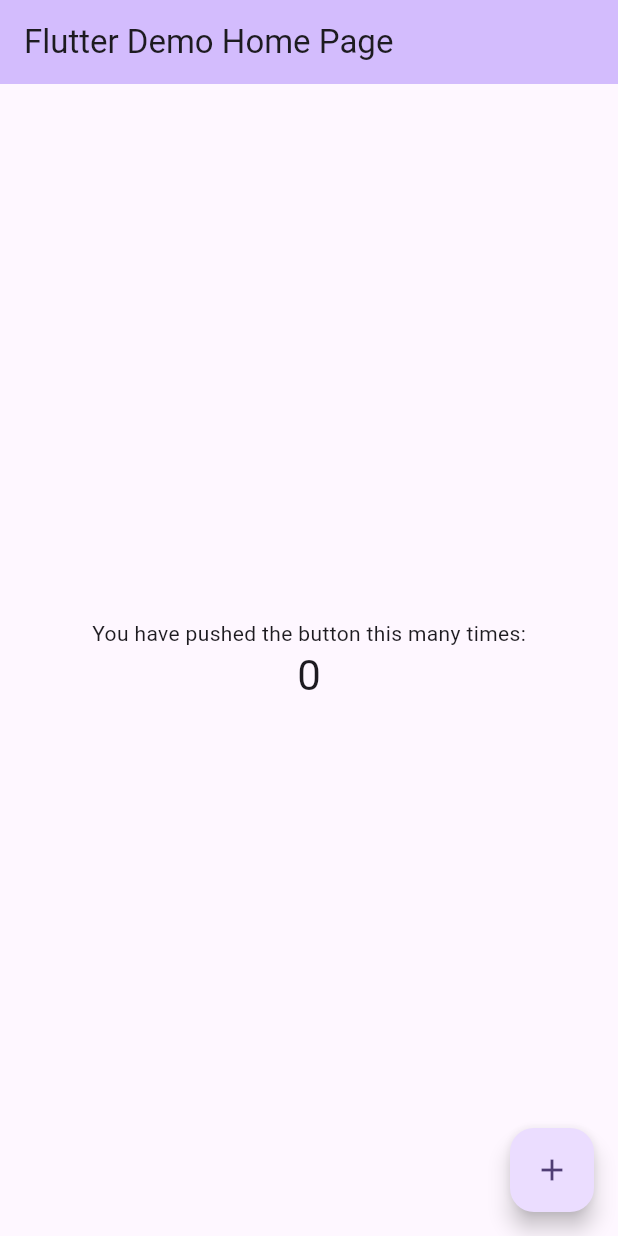
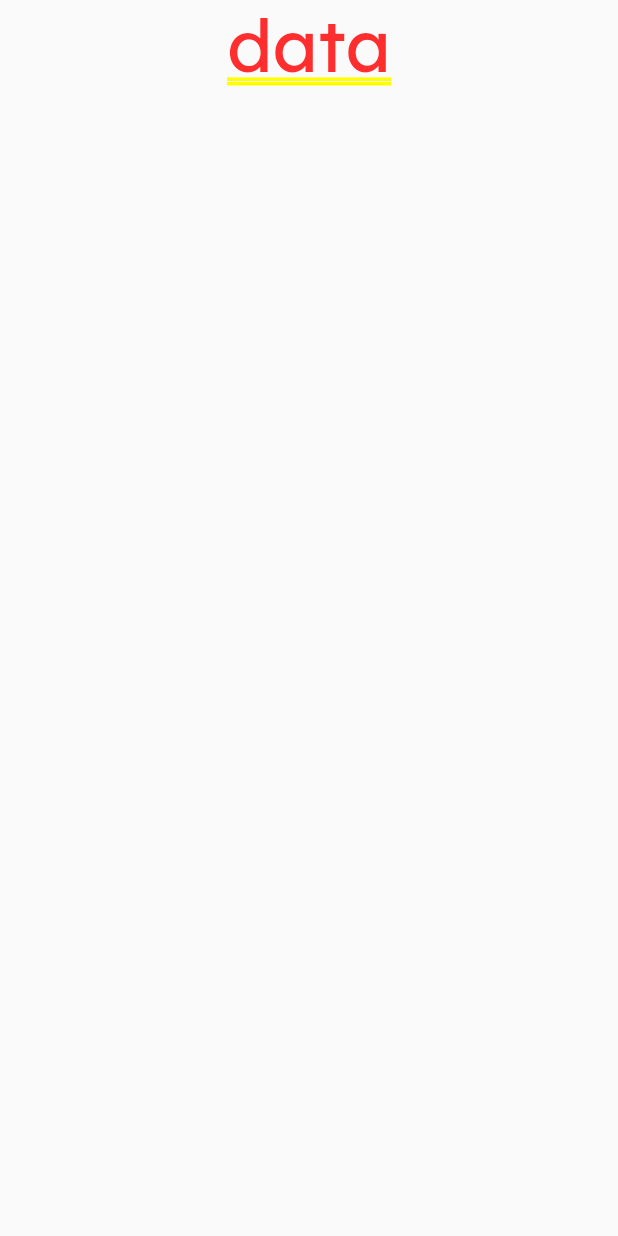
Before and after one commit to arush-shri/margRakshak, a Flutter app: the screen it shows after launch, on a phone screen of 412 x 824 dp. Run offline on Flutter 3.47's test engine with Material 2 defaults, Android fonts, the phone set to English and light mode, and no system bars.

Commit message:
extra dirs added

```diff
--- /dev/null
+++ b/lib/components/static/assets_list.dart
@@ -0,0 +1,2 @@
+class AssetImage{
+}
--- a/lib/main.dart
+++ b/lib/main.dart
@@ -1,125 +1,6 @@
 import 'package:flutter/material.dart';
+import 'package:marg_rakshak/view/login.dart';
 
 void main() {
-  runApp(const MyApp());
+  runApp(const MaterialApp(home: LoginView(),));
 }
-
-class MyApp extends StatelessWidget {
-  const MyApp({super.key});
-
-  // This widget is the root of your application.
-  @override
-  Widget build(BuildContext context) {
-    return MaterialApp(
-      title: 'Flutter Demo',
-      theme: ThemeData(
-        // This is the theme of your application.
-        //
-        // TRY THIS: Try running your application with "flutter run". You'll see
-        // the application has a blue toolbar. Then, without quitting the app,
-        // try changing the seedColor in the colorScheme below to Colors.green
-        // and then invoke "hot reload" (save your changes or press the "hot
-        // reload" button in a Flutter-supported IDE, or press "r" if you used
-        // the command line to start the app).
-        //
-        // Notice that the counter didn't reset back to zero; the application
-        // state is not lost during the reload. To reset the state, use hot
-        // restart instead.
-        //
-        // This works for code too, not just values: Most code changes can be
-        // tested with just a hot reload.
-        colorScheme: ColorScheme.fromSeed(seedColor: Colors.deepPurple),
-        useMaterial3: true,
-      ),
-      home: const MyHomePage(title: 'Flutter Demo Home Page'),
-    );
-  }
-}
-
-class MyHomePage extends StatefulWidget {
-  const MyHomePage({super.key, required this.title});
-
-  // This widget is the home page of your application. It is stateful, meaning
-  // that it has a State object (defined below) that contains fields that affect
-  // how it looks.
-
-  // This class is the configuration for the state. It holds the values (in this
-  // case the title) provided by the parent (in this case the App widget) and
-  // used by the build method of the State. Fields in a Widget subclass are
-  // always marked "final".
-
-  final String title;
-
-  @override
-  State<MyHomePage> createState() => _MyHomePageState();
-}
-
-class _MyHomePageState extends State<MyHomePage> {
-  int _counter = 0;
-
-  void _incrementCounter() {
-    setState(() {
-      // This call to setState tells the Flutter framework that something has
-      // changed in this State, which causes it to rerun the build method below
-      // so that the display can reflect the updated values. If we changed
-      // _counter without calling setState(), then the build method would not be
-      // called again, and so nothing would appear to happen.
-      _counter++;
-    });
-  }
-
-  @override
-  Widget build(BuildContext context) {
-    // This method is rerun every time setState is called, for instance as done
-    // by the _incrementCounter method above.
-    //
-    // The Flutter framework has been optimized to make rerunning build methods
-    // fast, so that you can just rebuild anything that needs updating rather
-    // than having to individually change instances of widgets.
-    return Scaffold(
-      appBar: AppBar(
-        // TRY THIS: Try changing the color here to a specific color (to
-        // Colors.amber, perhaps?) and trigger a hot reload to see the AppBar
-        // change color while the other colors stay the same.
-        backgroundColor: Theme.of(context).colorScheme.inversePrimary,
-        // Here we take the value from the MyHomePage object that was created by
-        // the App.build method, and use it to set our appbar title.
-        title: Text(widget.title),
-      ),
-      body: Center(
-        // Center is a layout widget. It takes a single child and positions it
-        // in the middle of the parent.
-        child: Column(
-          // Column is also a layout widget. It takes a list of children and
-          // arranges them vertically. By default, it sizes itself to fit its
-          // children horizontally, and tries to be as tall as its parent.
-          //
-          // Column has various properties to control how it sizes itself and
-          // how it positions its children. Here we use mainAxisAlignment to
-          // center the children vertically; the main axis here is the vertical
-          // axis because Columns are vertical (the cross axis would be
-          // horizontal).
-          //
-          // TRY THIS: Invoke "debug painting" (choose the "Toggle Debug Paint"
-          // action in the IDE, or press "p" in the console), to see the
-          // wireframe for each widget.
-          mainAxisAlignment: MainAxisAlignment.center,
-          children: <Widget>[
-            const Text(
-              'You have pushed the button this many times:',
-            ),
-            Text(
-              '$_counter',
-              style: Theme.of(context).textTheme.headlineMedium,
-            ),
-          ],
-        ),
-      ),
-      floatingActionButton: FloatingActionButton(
-        onPressed: _incrementCounter,
-        tooltip: 'Increment',
-        child: const Icon(Icons.add),
-      ), // This trailing comma makes auto-formatting nicer for build methods.
-    );
-  }
-}
--- /dev/null
+++ b/lib/view/login.dart
@@ -0,0 +1,19 @@
+import 'package:flutter/material.dart';
+import 'package:marg_rakshak/components/static/assets_list.dart';
+
+class LoginView extends StatelessWidget {
+  const LoginView({super.key});
+
+  @override
+  Widget build(BuildContext context) {
+    return const Scaffold(
+      body: MaterialApp(
+        home: Column(
+          children: <Widget>[
+            Text("data", style: TextStyle(fontFamily: "Lexend", fontWeight: FontWeight.w400),),
+          ],
+        ),
+      ),
+    );
+  }
+}
```
Also changed, not shown: pubspec.yaml (+8 -8 lines), assets/fonts/Lexend-Black.ttf (added), assets/fonts/Lexend-Bold.ttf (added), assets/fonts/Lexend-Light.ttf (added), assets/fonts/Lexend-Medium.ttf (added), assets/fonts/Lexend-Regular.ttf (added), assets/fonts/Lexend-SemiBold.ttf (added), assets/fonts/Lexend-Thin.ttf (added), 1 other file.
